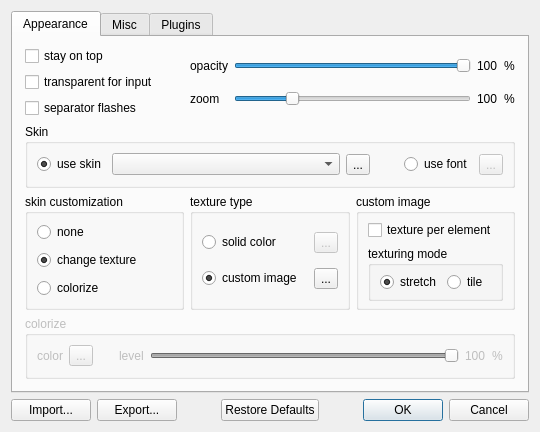
First picture: the form in digital_clock/gui/settings_dialog.ui, repository Kolcha/DigitalClock4, before the edit.
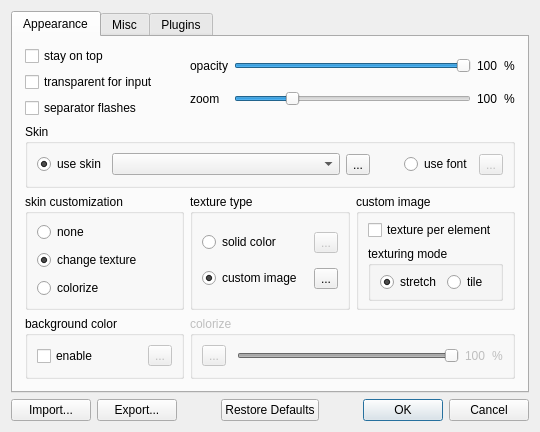
Second picture: the form after the edit. Icons and pictures are not drawn.

Patch:
```diff
--- a/digital_clock/gui/settings_dialog.ui
+++ b/digital_clock/gui/settings_dialog.ui
@@ -417,7 +417,36 @@
          </layout>
         </widget>
        </item>
-       <item row="3" column="0" colspan="3">
+       <item row="3" column="0">
+        <widget class="QGroupBox" name="background_color_group">
+         <property name="title">
+          <string>background color</string>
+         </property>
+         <layout class="QHBoxLayout" name="background_color_layout">
+          <item>
+           <widget class="QCheckBox" name="background_enabled">
+            <property name="text">
+             <string>enable</string>
+            </property>
+           </widget>
+          </item>
+          <item>
+           <widget class="QToolButton" name="background_color_btn">
+            <property name="enabled">
+             <bool>false</bool>
+            </property>
+            <property name="toolTip">
+             <string>Current background color</string>
+            </property>
+            <property name="text">
+             <string notr="true">...</string>
+            </property>
+           </widget>
+          </item>
+         </layout>
+        </widget>
+       </item>
+       <item row="3" column="1" colspan="2">
         <widget class="QGroupBox" name="colorize_group">
          <property name="enabled">
           <bool>false</bool>
@@ -426,16 +455,6 @@
           <string>colorize</string>
          </property>
          <layout class="QHBoxLayout" name="colorize_layout">
-          <item>
-           <widget class="QLabel" name="color_label">
-            <property name="text">
-             <string>color</string>
-            </property>
-            <property name="margin">
-             <number>3</number>
-            </property>
-           </widget>
-          </item>
           <item>
            <widget class="QToolButton" name="img_color_btn">
             <property name="text">
@@ -453,19 +472,12 @@
             </property>
             <property name="sizeHint" stdset="0">
              <size>
-              <width>20</width>
+              <width>5</width>
               <height>20</height>
              </size>
             </property>
            </spacer>
           </item>
-          <item>
-           <widget class="QLabel" name="level_label">
-            <property name="text">
-             <string>level</string>
-            </property>
-           </widget>
-          </item>
           <item>
            <widget class="QSlider" name="level_slider">
             <property name="maximum">
```
Left out of the diff: 136 changed lines with no effect on the pictures.
